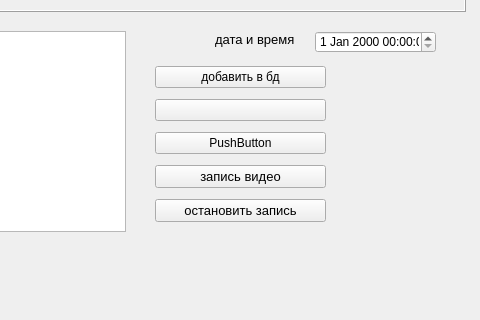
First picture: the form in mainWindow.ui, repository vikt-l/FaceRecognitionProject, before the edit; both pictures show x 465 to 945 and y 356 to 676 of the 1051 by 772 pixel window.
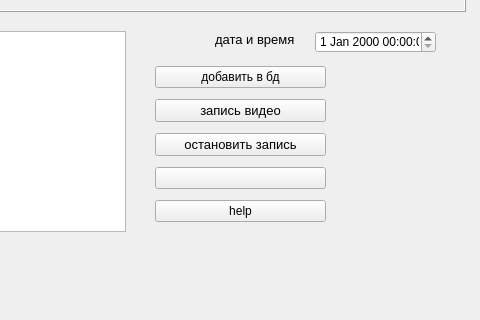
Second picture: the form after the edit.

Commit message: add btn_help

What changed in the file:
```diff
--- a/mainWindow.ui
+++ b/mainWindow.ui
@@ -70,20 +70,6 @@
        </property>
       </widget>
      </item>
-     <item>
-      <widget class="QPushButton" name="btn_theme">
-       <property name="text">
-        <string/>
-       </property>
-      </widget>
-     </item>
-     <item>
-      <widget class="QPushButton" name="pushButton">
-       <property name="text">
-        <string>PushButton</string>
-       </property>
-      </widget>
-     </item>
      <item>
       <widget class="QPushButton" name="btnRecording">
        <property name="font">
@@ -108,6 +94,20 @@
        </property>
       </widget>
      </item>
+     <item>
+      <widget class="QPushButton" name="btn_theme">
+       <property name="text">
+        <string/>
+       </property>
+      </widget>
+     </item>
+     <item>
+      <widget class="QPushButton" name="btn_help">
+       <property name="text">
+        <string>help</string>
+       </property>
+      </widget>
+     </item>
     </layout>
    </widget>
    <widget class="QLCDNumber" name="lcdNumberPeople">
```
The commit also changes 1 other file.
